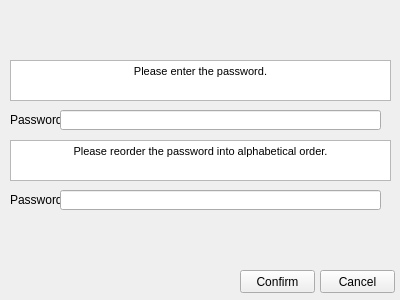
Old version of the form qt/passwordprompt.ui in the repository python-discord/code-jam-4.
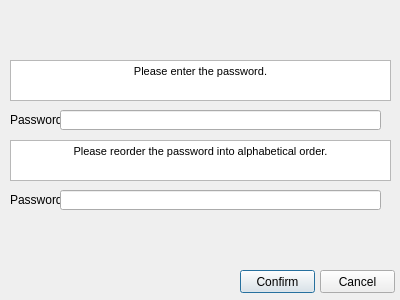
New version of the form.

Commit message: converted widgets to dialogs

What changed in the file:
```diff
--- a/qt/passwordprompt.ui
+++ b/qt/passwordprompt.ui
@@ -1,7 +1,7 @@
 <?xml version="1.0" encoding="UTF-8"?>
 <ui version="4.0">
  <class>PasswordPrompt</class>
- <widget class="QWidget" name="PasswordPrompt">
+ <widget class="QDialog" name="PasswordPrompt">
   <property name="geometry">
    <rect>
     <x>0</x>
```
The commit also changes 7 other files.
